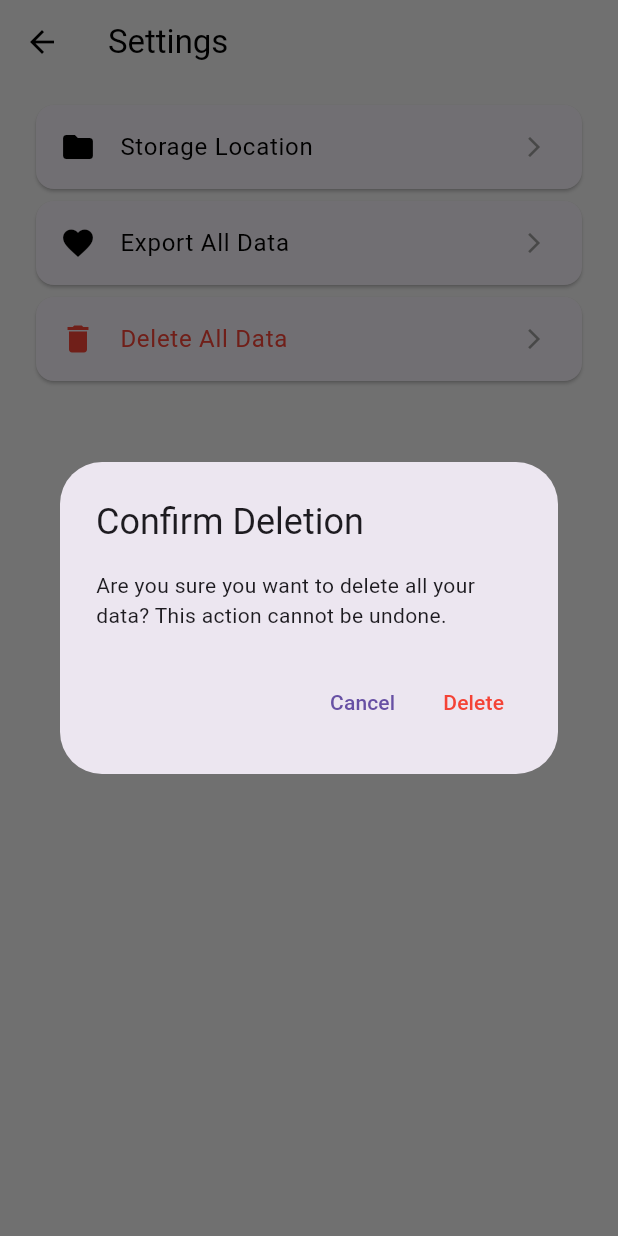
After one commit to donyfajarr/rebain, a Flutter app: the SettingsScreen screen opened directly, after a tap on "Delete All Data", on a phone screen of 412 x 824 dp. The commit adds this screen. Run offline on Flutter 3.47's test engine with Material 3 defaults, Android fonts, the light colour scheme and no system bars; our stand-ins replace cloud_firestore, device_info_plus, firebase_auth, firebase_core, flutter_dotenv, google_sign_in and 4 more; missing offline and left inert: tflite_flutter, tflite_flutter_helper; accounts and stored records are empty.

Commit message:
add settings menu and generate pdf report

```diff
--- a/lib/details.dart
+++ b/lib/details.dart
@@ -1,9 +1,14 @@
 import 'package:flutter/material.dart';
 import 'package:cloud_firestore/cloud_firestore.dart';
 import 'package:supabase_flutter/supabase_flutter.dart';
-import 'list.dart';
 import 'package:intl/intl.dart';
 import 'input.dart';
+import 'dart:io';
+import 'package:path_provider/path_provider.dart';
+import 'package:pdf/pdf.dart';
+import 'package:pdf/widgets.dart' as pw;
+import 'package:share_plus/share_plus.dart';
+
 
 class AssessmentDetailsPage extends StatelessWidget {
   final String assessmentId;
@@ -82,6 +87,95 @@ class AssessmentDetailsPage extends StatelessWidget {
     );
   }
 
+  Future<void> generatePdf(Map<String, dynamic> data) async {
+  final pdf = pw.Document();
+
+  // Convert Timestamp to readable date
+  DateTime timestampDate = (data['timestamp'] as Timestamp).toDate();
+  String formattedDate = "${timestampDate.day}-${timestampDate.month}-${timestampDate.year} ${timestampDate.hour}:${timestampDate.minute}";
+
+  // Risk Level Calculation
+  int overallScore = (data['overallScore'] as num?)?.toInt() ?? 0;
+  String risk = _getRiskCategory(overallScore);
+
+  pdf.addPage(
+    pw.Page(
+      pageFormat: PdfPageFormat.a4,
+      build: (pw.Context context) {
+        return pw.Padding(
+          padding: pw.EdgeInsets.all(20),
+          child: pw.Column(
+            crossAxisAlignment: pw.CrossAxisAlignment.start,
+            children: [
+              pw.Text("REBA Analysis Report",
+                  style: pw.TextStyle(fontSize: 20, fontWeight: pw.FontWeight.bold)),
+              pw.SizedBox(height: 10),
+              pw.Text("Title: ${data['title']}", style: pw.TextStyle(fontSize: 14)),
+              pw.Text("Description: ${data['description']}", style: pw.TextStyle(fontSize: 14)),
+              pw.Text("Date: $formattedDate", style: pw.TextStyle(fontSize: 14)),
+              pw.SizedBox(height: 10),
+              pw.Text("Overall REBA Score: $overallScore", style: pw.TextStyle(fontSize: 16, fontWeight: pw.FontWeight.bold)),
+              pw.Text("Risk Level: $risk", style: pw.TextStyle(fontSize: 14, color: PdfColors.red)),
+              pw.SizedBox(height: 15),
+
+              pw.Text("Detailed Scores", style: pw.TextStyle(fontSize: 16, fontWeight: pw.FontWeight.bold)),
+              pw.Table(
+                border: pw.TableBorder.all(),
+                columnWidths: {
+                  0: pw.FlexColumnWidth(1),
+                  1: pw.FlexColumnWidth(1),
+                },
+                children: [
+                  pw.TableRow(
+                    decoration: pw.BoxDecoration(color: PdfColors.grey200),
+                    children: [
+                      pw.Padding(padding: pw.EdgeInsets.all(8), child: pw.Text("Body Part", style: pw.TextStyle(fontWeight: pw.FontWeight.bold))),
+                      pw.Padding(padding: pw.EdgeInsets.all(8), child: pw.Text("Score", style: pw.TextStyle(fontWeight: pw.FontWeight.bold))),
+                    ],
+                  ),
+                  ..._buildScoreRows(data)
+                ],
+              ),
+              pw.SizedBox(height: 20),
+              pw.Text("End of Report", style: pw.TextStyle(fontSize: 12, fontWeight: pw.FontWeight.bold)),
+            ],
+          ),
+        );
+      },
+    ),
+  );
+
+  // Save PDF File
+  final output = await getExternalStorageDirectory();
+  final file = File("${output!.path}/REBA_Report.pdf");
+  await file.writeAsBytes(await pdf.save());
+
+  // Share or Open PDF
+  await Share.shareXFiles([XFile(file.path)], text: "Download your REBA Report");
+
+}
+
+// Helper function to determine risk category
+String _getRiskCategory(int score) {
+  if (score == 1) return 'Negligible Risk';
+  if (score >= 2 && score <= 3) return 'Low Risk. Change may be needed';
+  if (score >= 4 && score <= 7) return 'Medium Risk. Investigate further.';
+  if (score >= 8 && score <= 10) return 'High Risk. Immediate change required.';
+  return 'Very High Risk. Urgent Action!';
+}
+
+// Helper function to build score rows
+List<pw.TableRow> _buildScoreRows(Map<String, dynamic> data) {
+  List<String> bodyParts = ["Neck", "Trunk", "Legs", "Upper Arm", "Lower Arm", "Wrist"];
+  List<pw.TableRow> rows = [];
+  for (String part in bodyParts) {
+    rows.add(pw.TableRow(children: [
+      pw.Padding(padding: pw.EdgeInsets.all(8), child: pw.Text(part)),
+      pw.Padding(padding: pw.EdgeInsets.all(8), child: pw.Text(data['${part.toLowerCase()}Score']?.toString() ?? '-')),
+    ]));
+  }
+  return rows;
+}
 
   final Map<String, String> scoreMapping = {
     "Neck": "neckScore",
@@ -127,7 +221,7 @@ class AssessmentDetailsPage extends StatelessWidget {
                     backgroundColor: Colors.red,
                     padding: EdgeInsets.symmetric(vertical: 12, horizontal: 24),
                   ),
-                  onPressed: () => _confirmDelete(context),
+                  onPressed: () => generatePdf(data),
                   child: Text("Delete Assessment", style: TextStyle(fontSize: 16, color: Colors.white)),
                 ),
               ),
--- a/lib/main.dart
+++ b/lib/main.dart
@@ -14,6 +14,7 @@ import 'package:firebase_core/firebase_core.dart';
 import 'list.dart';
 import 'details.dart';
 import 'profil.dart';
+import 'settings.dart';
 
 import 'package:supabase_flutter/supabase_flutter.dart' as supabase;
 import 'package:flutter_dotenv/flutter_dotenv.dart';
@@ -342,7 +343,7 @@ class _HomeScreenState extends State<HomeScreen> {
       }),
       AssessmentListPage(), // ✅ Halaman Assessment List
       ImagePickerScreen(), // QR Scanner (Nanti diganti)
-      Placeholder(), // Settings Page
+      SettingsScreen(), // Settings Page
       ProfilePage(), // Profile Page
     ];
   }
--- /dev/null
+++ b/lib/settings.dart
@@ -0,0 +1,207 @@
+import 'package:flutter/material.dart';
+import 'package:cloud_firestore/cloud_firestore.dart';
+import 'package:supabase_flutter/supabase_flutter.dart';
+import 'package:firebase_auth/firebase_auth.dart';
+
+
+class SettingsScreen extends StatefulWidget {
+  @override
+  _SettingsScreenState createState() => _SettingsScreenState();
+}
+
+class _SettingsScreenState extends State<SettingsScreen> {
+
+  @override
+  Widget build(BuildContext context) {
+    return Scaffold(
+      backgroundColor: Colors.grey[100],
+      appBar: AppBar(
+        title: Text('Settings', style: TextStyle(color: Colors.black)),
+        backgroundColor: Colors.transparent,
+        elevation: 0,
+        iconTheme: IconThemeData(color: Colors.black),
+      ),
+      body: Padding(
+        padding: EdgeInsets.symmetric(horizontal: 20, vertical: 10),
+        child: Column(
+          children: [
+            SettingsTile(
+              icon: Icons.folder,
+              title: "Storage Location",
+              onTap: () => _handleTap("Storage Location"),
+            ),
+            SettingsTile(
+              icon: Icons.favorite,
+              title: "Export All Data",
+              onTap: () => _handleTap("Export All Data"),
+            ),
+            SettingsTile(
+              icon: Icons.delete,
+              title: "Delete All Data",
+              textColor: Colors.red,
+              iconColor: Colors.red,
+              onTap: () => _confirmDeleteAllData(context),
+            ),
+          ],
+        ),
+      ),
+    );
+  }
+
+  void _handleTap(String title) {
+    ScaffoldMessenger.of(context).showSnackBar(
+      SnackBar(content: Text("$title tapped!")),
+    );
+  }
+}
+
+class SettingsTile extends StatelessWidget {
+  final IconData icon;
+  final String title;
+  final VoidCallback onTap;
+  final Color textColor;
+  final Color iconColor;
+
+  const SettingsTile({
+    required this.icon,
+    required this.title,
+    required this.onTap,
+    this.textColor = Colors.black,
+    this.iconColor = Colors.black,
+  });
+
+  @override
+  Widget build(BuildContext context) {
+    return Card(
+      shape: RoundedRectangleBorder(borderRadius: BorderRadius.circular(12)),
+      child: ListTile(
+        leading: Icon(icon, color: iconColor),
+        title: Text(title, style: TextStyle(color: textColor)),
+        trailing: Icon(Icons.arrow_forward_ios, size: 16, color: Colors.grey),
+        onTap: onTap,
+      ),
+    );
+  }
+}
+
+
+
+class DataDeletionService {
+  final FirebaseFirestore firestore = FirebaseFirestore.instance;
+  final SupabaseClient supabase = Supabase.instance.client;
+  final FirebaseAuth auth = FirebaseAuth.instance;
+
+  Future<void> deleteAllUserData(BuildContext context) async {
+    try {
+      String? userId = auth.currentUser?.uid;
+      if (userId == null) {
+        print("❌ No logged-in user found.");
+        return;
+      }
+
+      print("🔍 Fetching user data for deletion...");
+
+      // Step 1: Fetch all assessments for the user
+      QuerySnapshot assessmentsSnapshot = await firestore
+          .collection('reba_assessments')
+          .where('userId', isEqualTo: userId)
+          .get();
+
+      List<String> assessmentIds = [];
+      List<String> imagePaths = [];
+
+      for (var doc in assessmentsSnapshot.docs) {
+        assessmentIds.add(doc.id);
+        List<dynamic> images = (doc['images'] as List<dynamic>?) ?? [];
+
+        // Extract image paths for Supabase deletion
+        imagePaths.addAll(images.map((img) {
+          Uri uri = Uri.parse(img['url'].toString());
+          return uri.pathSegments.skip(5).join('/'); // Supabase file path
+        }));
+      }
+
+      // Step 2: Delete images from Supabase
+      if (imagePaths.isNotEmpty) {
+        await _deleteImagesFromSupabase(imagePaths);
+      }
+
+      // Step 3: Delete all related Firestore documents
+      for (String assessmentId in assessmentIds) {
+        await firestore.collection('reba_assessments').doc(assessmentId).delete();
+      }
+
+      print("✅ Successfully deleted all assessments.");
+
+      // Step 4: Delete user data from other collections (if applicable)
+      await _deleteUserRelatedData(userId);
+
+      // Step 5: Notify user
+      ScaffoldMessenger.of(context).showSnackBar(
+        SnackBar(content: Text("✅ Successfully deleted all user data.")),
+      );
+
+    } catch (e) {
+      print("❌ Error deleting user data: $e");
+      ScaffoldMessenger.of(context).showSnackBar(
+        SnackBar(content: Text("Failed to delete all data.")),
+      );
+    }
+  }
+
+  Future<void> _deleteImagesFromSupabase(List<String> filePaths) async {
+    if (filePaths.isEmpty) return;
+
+    try {
+      print('🗑️ Deleting images from Supabase: $filePaths');
+      await supabase.storage.from('rebain').remove(filePaths);
+      print("✅ Images deleted from Supabase.");
+    } catch (e) {
+      print("❌ Supabase delete error: $e");
+    }
+  }
+
+  Future<void> _deleteUserRelatedData(String userId) async {
+    // Example: If there are other collections related to the user, delete them here
+    List<String> collectionsToDelete = ['user_activity_logs', 'user_settings'];
+
+    for (String collection in collectionsToDelete) {
+      QuerySnapshot snapshot = await firestore
+          .collection(collection)
+          .where('userId', isEqualTo: userId)
+          .get();
+
+      for (var doc in snapshot.docs) {
+        await firestore.collection(collection).doc(doc.id).delete();
+      }
+    }
+
+    print("✅ Deleted related user data.");
+  }
+}
+
+void _confirmDeleteAllData(BuildContext context) {
+  showDialog(
+    context: context,
+    builder: (BuildContext dialogContext) {
+      return AlertDialog(
+        title: Text("Confirm Deletion"),
+        content: Text(
+            "Are you sure you want to delete all your data? This action cannot be undone."),
+        actions: [
+          TextButton(
+            child: Text("Cancel"),
+            onPressed: () => Navigator.pop(dialogContext),
+          ),
+          TextButton(
+            child: Text("Delete", style: TextStyle(color: Colors.red)),
+            onPressed: () {
+              Navigator.pop(dialogContext);
+              DataDeletionService().deleteAllUserData(context);
+            },
+          ),
+        ],
+      );
+    },
+  );
+}
--- a/pubspec.yaml
+++ b/pubspec.yaml
@@ -23,6 +23,11 @@ dependencies:
   logger: ^2.1.0
   intl: ^0.18.0
   supabase_flutter : ^2.5.5
+  share_plus : ^10.1.4
+  pdf: ^3.8.4
+  screenshot : ^3.0.0
+  open_filex : ^4.3.2
+  permission_handler: ^11.0.1
 
   tflite_flutter_helper:
     git:
```
Also changed, not shown: pubspec.lock, 3 other files.
